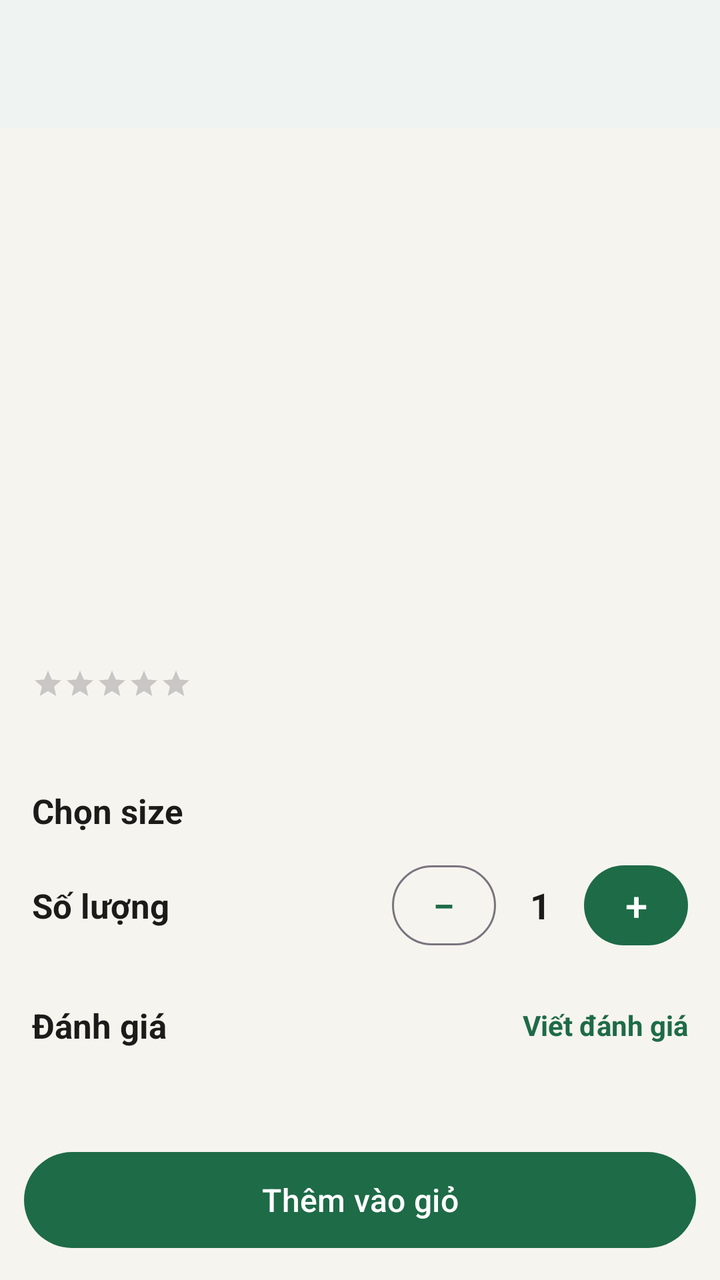
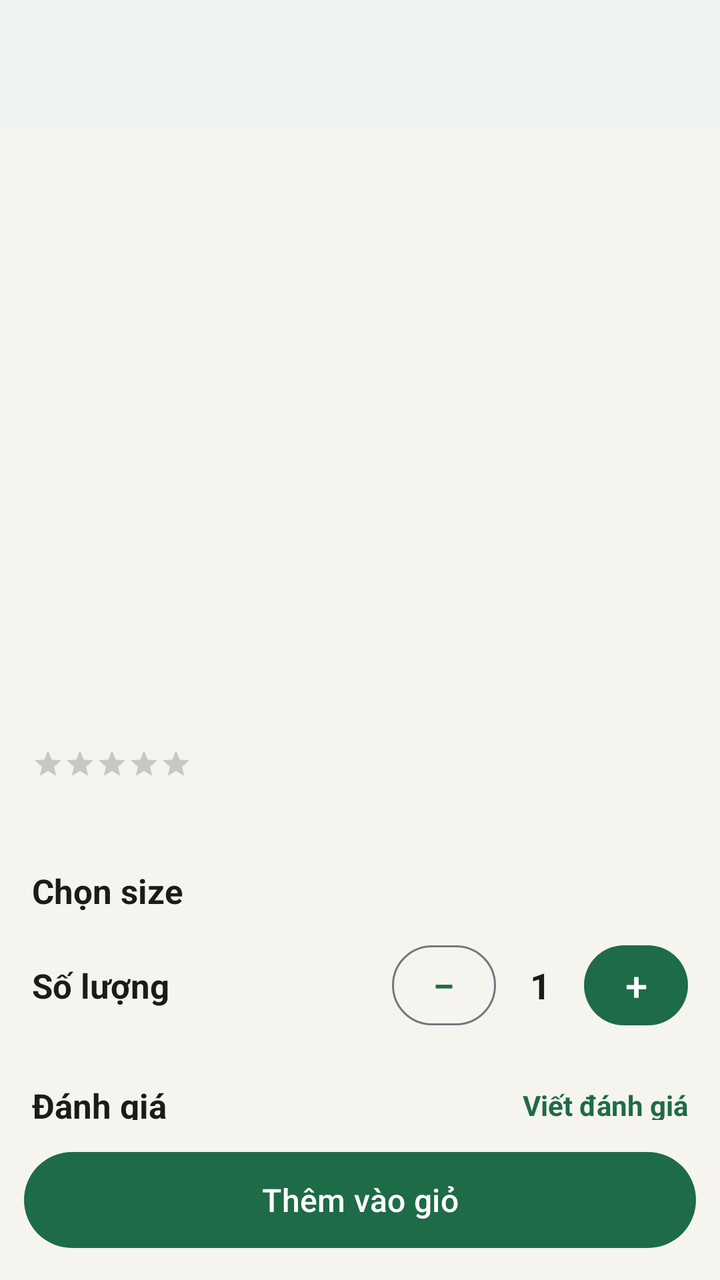

Compare the two renders of this Android layout. The source of the first and the diff that turns it into the second are given below.
<!-- AndroidManifest.xml: application theme Theme.DoAnAppGiaodoan -->
<!-- res/layout/activity_product_detail.xml -->
<?xml version="1.0" encoding="utf-8"?>
<LinearLayout xmlns:android="http://schemas.android.com/apk/res/android"
    xmlns:app="http://schemas.android.com/apk/res-auto"
    android:layout_width="match_parent" android:layout_height="match_parent"
    android:background="@color/bg" android:fitsSystemWindows="true" android:orientation="vertical">
    <com.google.android.material.appbar.MaterialToolbar android:id="@+id/toolbar" style="@style/Toolbar"
        android:layout_width="match_parent" android:layout_height="?attr/actionBarSize" />
    <androidx.core.widget.NestedScrollView android:layout_width="match_parent" android:layout_height="0dp" android:layout_weight="1">
        <LinearLayout android:layout_width="match_parent" android:layout_height="wrap_content" android:orientation="vertical">
            <FrameLayout android:layout_width="match_parent" android:layout_height="220dp">
                <TextView android:id="@+id/imgText" style="@style/Placeholder" android:textSize="64sp"
                    android:layout_width="match_parent" android:layout_height="match_parent" />
                <ImageView android:id="@+id/img" android:layout_width="match_parent" android:layout_height="match_parent"
                    android:contentDescription="Ảnh món" android:scaleType="centerCrop" android:visibility="gone" />
            </FrameLayout>
            <LinearLayout android:layout_width="match_parent" android:layout_height="wrap_content"
                android:orientation="vertical" android:padding="16dp">
                <TextView android:id="@+id/tvName" android:layout_width="match_parent" android:layout_height="wrap_content"
                    android:textColor="@color/ink" android:textSize="22sp" android:textStyle="bold" />
                <LinearLayout android:layout_width="match_parent" android:layout_height="wrap_content"
                    android:gravity="center_vertical" android:orientation="horizontal" android:layout_marginTop="4dp">
                    <RatingBar android:id="@+id/ratingBar" style="?android:attr/ratingBarStyleSmall"
                        android:layout_width="wrap_content" android:layout_height="wrap_content"
                        android:isIndicator="true" android:numStars="5" android:stepSize="0.1" android:progressTint="@color/star" />
                    <TextView android:id="@+id/tvRating" style="@style/Muted" android:layout_width="wrap_content"
                        android:layout_height="wrap_content" android:layout_marginStart="8dp" />
                </LinearLayout>
                <TextView android:id="@+id/tvDesc" style="@style/Muted" android:layout_width="match_parent"
                    android:layout_height="wrap_content" android:layout_marginTop="8dp" android:textSize="14sp" />

                <TextView style="@style/SectionTitle" android:layout_width="wrap_content" android:layout_height="wrap_content"
                    android:layout_marginTop="16dp" android:text="Chọn size" />
                <RadioGroup android:id="@+id/rgSize" android:layout_width="match_parent" android:layout_height="wrap_content"
                    android:orientation="horizontal" />

                <LinearLayout android:layout_width="match_parent" android:layout_height="wrap_content"
                    android:layout_marginTop="12dp" android:gravity="center_vertical" android:orientation="horizontal">
                    <TextView style="@style/SectionTitle" android:layout_width="0dp" android:layout_height="wrap_content"
                        android:layout_weight="1" android:text="Số lượng" />
                    <Button android:id="@+id/btnMinus" style="@style/Widget.Material3.Button.OutlinedButton"
                        android:layout_width="52dp" android:layout_height="48dp" android:padding="0dp" android:text="−" android:textSize="20sp" />
                    <TextView android:id="@+id/tvQty" android:layout_width="44dp" android:layout_height="wrap_content"
                        android:gravity="center" android:text="1" android:textColor="@color/ink" android:textSize="18sp" android:textStyle="bold" />
                    <Button android:id="@+id/btnPlus" android:layout_width="52dp" android:layout_height="48dp"
                        android:padding="0dp" android:text="+" android:textSize="20sp" />
                </LinearLayout>

                
                <TextView android:id="@+id/tvSuggestTitle" style="@style/SectionTitle" android:layout_width="wrap_content"
                    android:layout_height="wrap_content" android:layout_marginTop="16dp" android:text="Có thể bạn cũng thích"
                    android:visibility="gone" />
                <androidx.recyclerview.widget.RecyclerView android:id="@+id/rvSuggest" android:layout_width="match_parent"
                    android:layout_height="wrap_content" android:layout_marginTop="6dp" android:clipToPadding="false"
                    android:nestedScrollingEnabled="false" android:visibility="gone" />
                <LinearLayout android:layout_width="match_parent" android:layout_height="wrap_content"
                    android:layout_marginTop="16dp" android:gravity="center_vertical" android:orientation="horizontal">
                    <TextView android:id="@+id/tvReviewTitle" style="@style/SectionTitle" android:layout_width="0dp"
                        android:layout_height="wrap_content" android:layout_weight="1" android:text="Đánh giá" />
                    <TextView android:id="@+id/tvWriteReview" android:layout_width="wrap_content" android:layout_height="40dp"
                        android:gravity="center" android:text="Viết đánh giá" android:textColor="@color/primary" android:textStyle="bold" />
                </LinearLayout>
                <TextView android:id="@+id/tvNoReview" style="@style/Muted" android:layout_width="match_parent"
                    android:layout_height="wrap_content" android:paddingTop="8dp" android:text="Chưa có đánh giá nào" android:visibility="gone" />
                
                <androidx.recyclerview.widget.RecyclerView android:id="@+id/rvReviews"
                    android:layout_width="match_parent" android:layout_height="wrap_content" android:nestedScrollingEnabled="false" />
            </LinearLayout>
        </LinearLayout>
    </androidx.core.widget.NestedScrollView>
    <Button android:id="@+id/btnAddCart" android:layout_width="match_parent" android:layout_height="56dp"
        android:layout_margin="12dp" android:text="Thêm vào giỏ" android:textSize="16sp" />
</LinearLayout>
<!-- resources referenced by this layout -->
<resources>
  <color name="bg">#F6F4EF</color>
  <color name="ink">#1C1B19</color>
  <color name="primary">#1E6B47</color>
  <color name="star">#C98A00</color>
  <style name="Muted">
          <item name="android:textSize">13sp</item>
          <item name="android:textColor">@color/muted</item>
      </style>
  <style name="Placeholder">
          <item name="android:gravity">center</item>
          <item name="android:textColor">@color/white</item>
          <item name="android:textStyle">bold</item>
          <item name="android:textSize">22sp</item>
      </style>
  <style name="SectionTitle">
          <item name="android:textSize">17sp</item>
          <item name="android:textStyle">bold</item>
          <item name="android:textColor">@color/ink</item>
      </style>
  <style name="Toolbar" parent="Widget.Material3.Toolbar">
          <item name="android:background">@color/white</item>
          <item name="titleTextColor">@color/ink</item>
          <item name="android:elevation">2dp</item>
      </style>
  <style name="Theme.DoAnAppGiaodoan" parent="Base.Theme.DoAnAppGiaodoan" />
  <color name="muted">#6A665D</color>
  <color name="white">#FFFFFFFF</color>
  <style name="Base.Theme.DoAnAppGiaodoan" parent="Theme.Material3.Light.NoActionBar">
          <item name="colorPrimary">@color/primary</item>
          <item name="colorOnPrimary">@color/white</item>
          <item name="colorPrimaryContainer">@color/primary_light</item>
          <item name="colorOnPrimaryContainer">@color/primary_dark</item>
          <item name="colorSecondary">@color/primary</item>
          <item name="android:colorBackground">@color/bg</item>
          <item name="colorSurface">@color/white</item>
          <item name="android:windowLightStatusBar">true</item>
      </style>
  <color name="primary_light">#E3F0E8</color>
  <color name="primary_dark">#14502F</color>
</resources>

<!-- the commit's change to res/layout/activity_product_detail.xml (unified diff, before → after) -->
@@ -17,6 +17,10 @@
                 android:orientation="vertical" android:padding="16dp">
                 <TextView android:id="@+id/tvName" android:layout_width="match_parent" android:layout_height="wrap_content"
                     android:textColor="@color/ink" android:textSize="22sp" android:textStyle="bold" />
+                
+                <TextView android:id="@+id/tvStore" android:layout_width="match_parent" android:layout_height="wrap_content"
+                    android:layout_marginTop="4dp" android:minHeight="36dp" android:gravity="center_vertical"
+                    android:textColor="@color/primary" android:textSize="14sp" android:textStyle="bold" />
                 <LinearLayout android:layout_width="match_parent" android:layout_height="wrap_content"
                     android:gravity="center_vertical" android:orientation="horizontal" android:layout_marginTop="4dp">
                     <RatingBar android:id="@+id/ratingBar" style="?android:attr/ratingBarStyleSmall"
